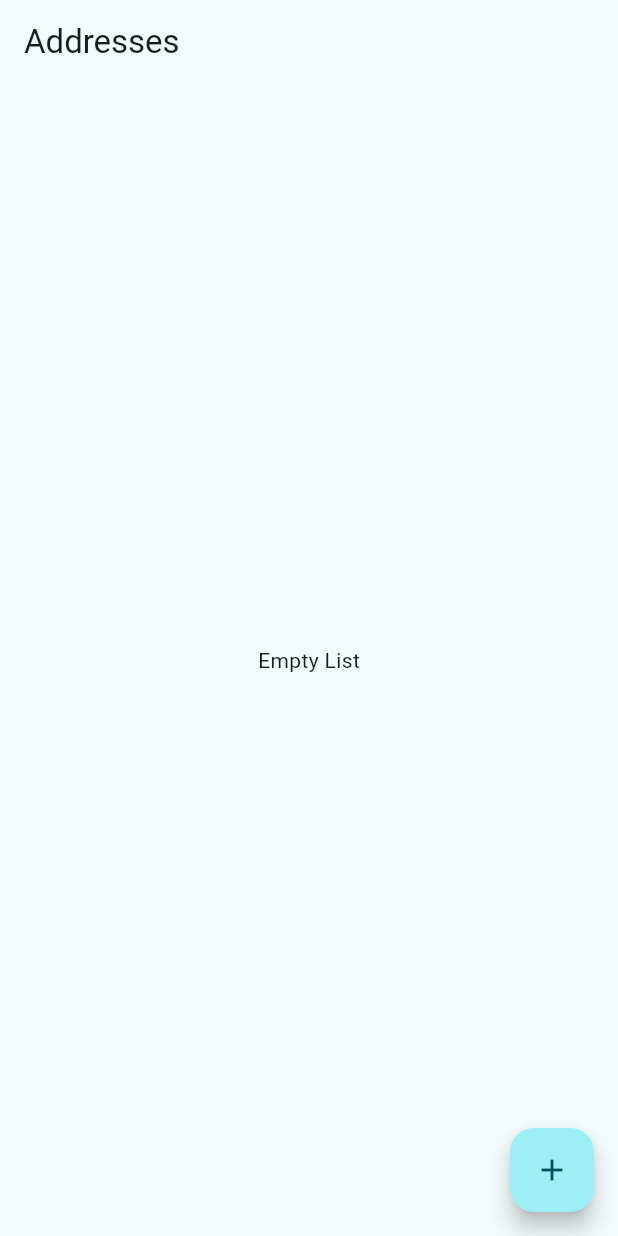
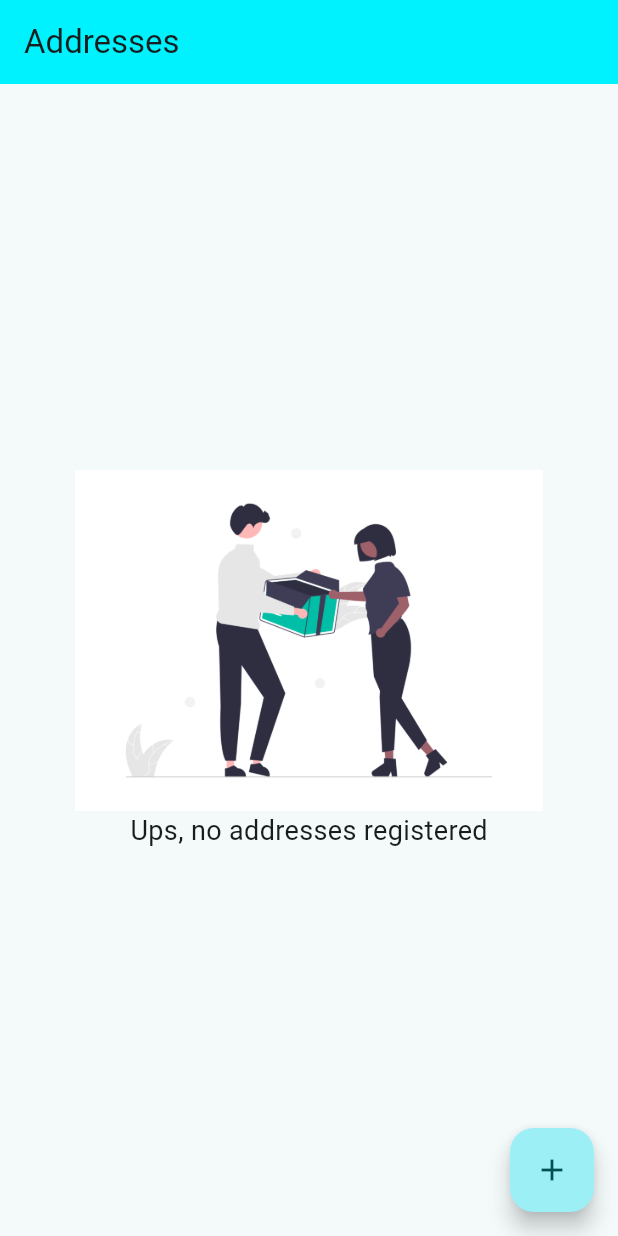
Before and after one commit to CesarArellano/Nearfleet-Test-Project, a Flutter app: the screen it shows after launch, on a phone screen of 412 x 824 dp. Run offline on Flutter 3.47's test engine with Material 3 defaults, Android fonts, the phone set to English and light mode, and no system bars; our stand-ins replace dio, equatable, flutter_bloc, flutter_dotenv, get_it, go_router and 1 more; network calls fail.

```diff
--- a/apps/frontend/lib/config/theme/app_theme.dart
+++ b/apps/frontend/lib/config/theme/app_theme.dart
@@ -6,6 +6,9 @@ class AppTheme {
   static ThemeData getTheme() {
     return ThemeData(
       colorSchemeSeed: const Color(0xFF209BA1),
+      appBarTheme: const AppBarTheme(
+        backgroundColor: Color(0xFF00F2FF)
+      )
     );
   }
 }
--- a/apps/frontend/lib/presentation/pages/home_page.dart
+++ b/apps/frontend/lib/presentation/pages/home_page.dart
@@ -2,6 +2,8 @@ import 'package:flutter/material.dart';
 import 'package:flutter_bloc/flutter_bloc.dart';
 import 'package:go_router/go_router.dart';
 import 'package:nearfleet_app/presentation/providers/addresses_bloc.dart';
+
+import '../widgets/widgets.dart';
 
 class HomePage extends StatefulWidget {
 
@@ -29,6 +31,7 @@ class _HomePageState extends State<HomePage> {
     return  Scaffold(
       appBar: AppBar(
         title: const Text('Addresses'),
+        centerTitle: false,
       ),
       body: const _HomePageBody(),
       floatingActionButton: FloatingActionButton(
@@ -56,9 +59,7 @@ class _HomePageBody extends StatelessWidget {
     }
 
     if(addresses.isEmpty) {
-      return const Center(
-        child: Text('Empty List')
-      );
+      return const EmptyFullScreen();
     }
 
     return Padding(
--- /dev/null
+++ b/apps/frontend/lib/presentation/widgets/empty_full_screen.dart
@@ -0,0 +1,25 @@
+import 'package:flutter/material.dart';
+
+class EmptyFullScreen extends StatelessWidget {
+
+  const EmptyFullScreen({super.key});
+
+  @override
+  Widget build(BuildContext context) {
+    final deviceWidth = MediaQuery.sizeOf(context).width;
+    final size = (deviceWidth > 800) ? deviceWidth * 0.65 : deviceWidth * 0.9;
+
+    return Column(
+      mainAxisAlignment: MainAxisAlignment.center,
+      children: <Widget>[
+        Center(
+          child: Container(
+            margin: const EdgeInsets.symmetric(horizontal: 50),
+            child: Image.asset('assets/images/empty_list_image.png', width: size)
+          ),
+        ),
+        const Text('Ups, no addresses registered', style: TextStyle(fontSize: 18.0),)
+      ],
+    );
+  }
+}
--- /dev/null
+++ b/apps/frontend/lib/presentation/widgets/widgets.dart
@@ -0,0 +1 @@
+export './empty_full_screen.dart';
--- a/apps/frontend/pubspec.yaml
+++ b/apps/frontend/pubspec.yaml
@@ -69,6 +69,7 @@ flutter:
   # To add assets to your application, add an assets section, like this:
   assets:
     - .env
+    - assets/images/
 
   # An image asset can refer to one or more resolution-specific "variants", see
   # https://flutter.dev/assets-and-images/#resolution-aware
```
Also changed, not shown: apps/frontend/lib/presentation/pages/maps_page.dart (+28 -16 lines), apps/frontend/assets/images/empty_list_image.png (added), 11 other files.
